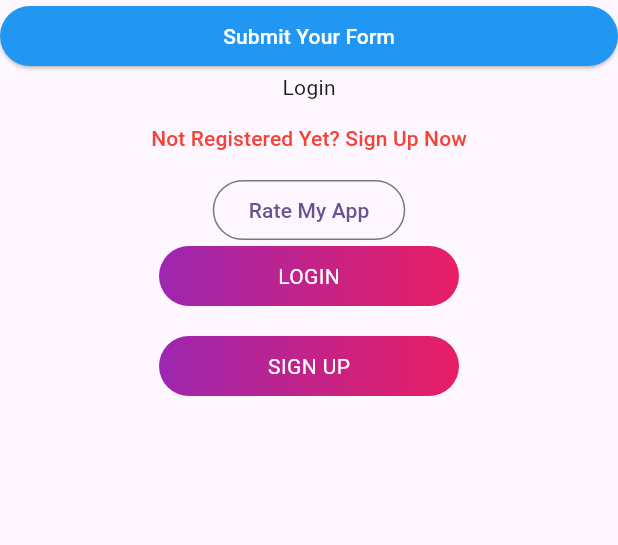
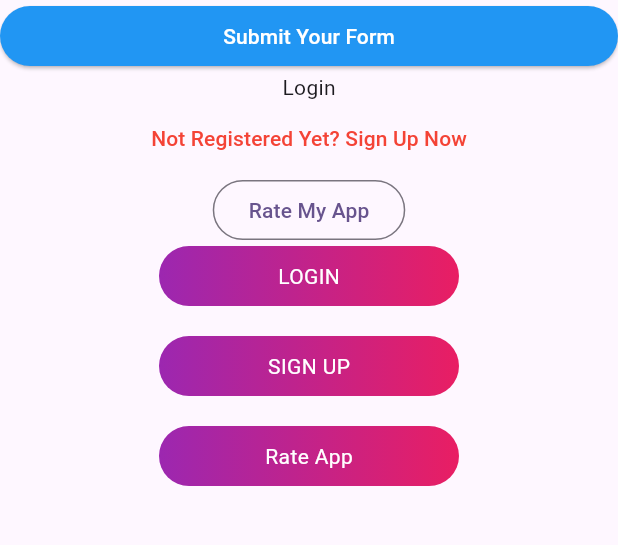
Before and after one commit to abidroid/kiu_firstapp, a Flutter app: the screen it shows after launch, after a tap on "LOGIN", on a phone screen of 412 x 824 dp, the part 84-629 px from its top. Run offline on Flutter 3.47's test engine with Material 3 defaults, Android fonts, the phone set to English and light mode, and no system bars; our stand-ins replace fluttertoast.

Commit message:
custom button

```diff
--- a/lib/screens/button_demo_screen.dart
+++ b/lib/screens/button_demo_screen.dart
@@ -1,4 +1,6 @@
 import 'package:flutter/material.dart';
+import 'package:fluttertoast/fluttertoast.dart';
+import 'package:kiu_firstapp/widgets/custom_button.dart';
 
 class ButtonDemoScreen extends StatelessWidget {
   const ButtonDemoScreen({super.key});
@@ -34,47 +36,17 @@ class ButtonDemoScreen extends StatelessWidget {
               onPressed: () {},
               child: Text('Not Registered Yet? Sign Up Now')),
           OutlinedButton(onPressed: () {}, child: Text('Rate My App')),
-          GestureDetector(
-            onTap: (){
-              print('Custom Button Clicked');
-            },
-            child: Container(
-                alignment: Alignment.center,
-                width: 200,
-                height: 40,
-                decoration: BoxDecoration(
-                    borderRadius: BorderRadius.circular(20),
-                    gradient: LinearGradient(colors: [
-                      Colors.purple,
-                      Colors.pink,
-                    ])),
-                child: Text(
-                  'LOGIN',
-                  style: TextStyle(color: Colors.white),
-                )),
-          ),
+          CustomButton(label: 'LOGIN', onPressed: (){
+            print('LOGIN Pressed');
+          },),
+          SizedBox(height: 20,),
+          CustomButton(label: 'SIGN UP', onPressed: (){},),
+          SizedBox(height: 20),
 
-          SizedBox(height: 20,),
+          CustomButton(label: 'Rate App', onPressed: (){
+            Fluttertoast.showToast(msg: 'I am a toast message');
+          },)
 
-          GestureDetector(
-            onTap: (){
-              print('Custom Button Clicked');
-            },
-            child: Container(
-                alignment: Alignment.center,
-                width: 200,
-                height: 40,
-                decoration: BoxDecoration(
-                    borderRadius: BorderRadius.circular(20),
-                    gradient: LinearGradient(colors: [
-                      Colors.purple,
-                      Colors.pink,
-                    ])),
-                child: Text(
-                  'SIGN UP',
-                  style: TextStyle(color: Colors.white),
-                )),
-          ),
         ],
       ),
     );
--- a/lib/widgets/custom_button.dart
+++ b/lib/widgets/custom_button.dart
@@ -0,0 +1,31 @@
+
+import 'package:flutter/material.dart';
+
+class CustomButton extends StatelessWidget {
+
+  final String label;
+  final VoidCallback onPressed;
+
+  const CustomButton({super.key, required this.label, required this.onPressed});
+
+  @override
+  Widget build(BuildContext context) {
+    return GestureDetector(
+      onTap: onPressed,
+      child: Container(
+          alignment: Alignment.center,
+          width: 200,
+          height: 40,
+          decoration: BoxDecoration(
+              borderRadius: BorderRadius.circular(20),
+              gradient: LinearGradient(colors: [
+                Colors.purple,
+                Colors.pink,
+              ])),
+          child: Text(
+            label,
+            style: TextStyle(color: Colors.white),
+          )),
+    );
+  }
+}
--- a/pubspec.yaml
+++ b/pubspec.yaml
@@ -35,6 +35,7 @@ dependencies:
   # The following adds the Cupertino Icons font to your application.
   # Use with the CupertinoIcons class for iOS style icons.
   cupertino_icons: ^1.0.8
+  fluttertoast: ^8.2.8
 
 dev_dependencies:
   flutter_test:
```
Also changed, not shown: pubspec.lock.
